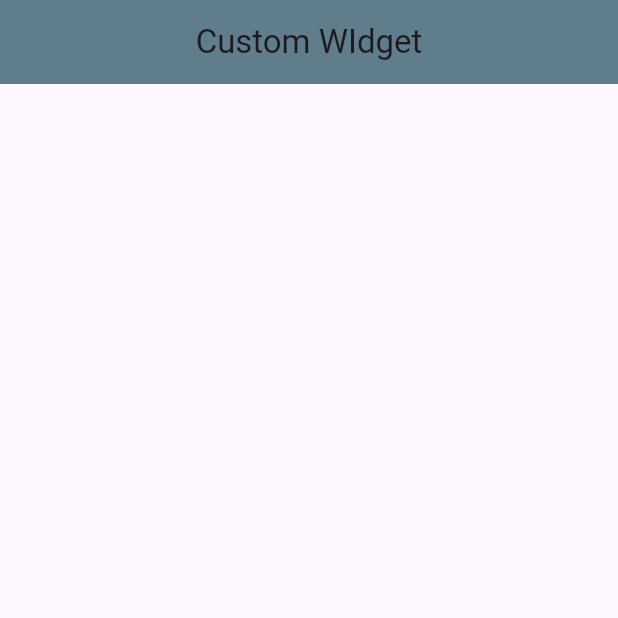
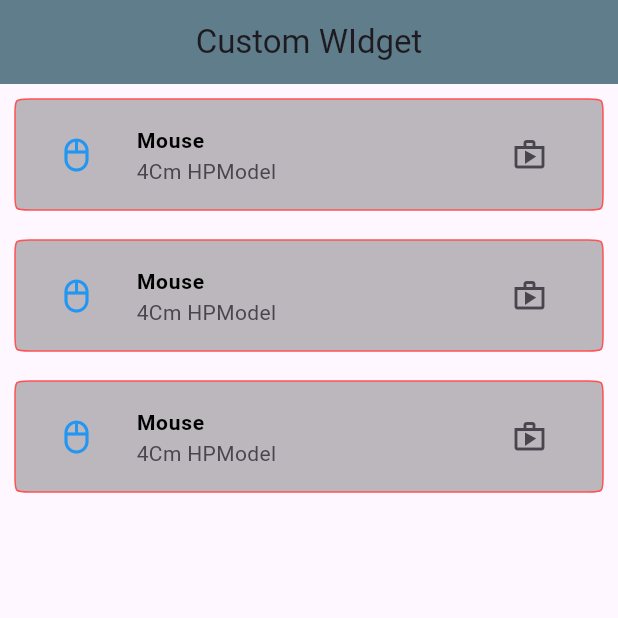
Before and after one commit to KHALEDKHLYAN/Flutter_Widgets, a Flutter app: the screen it shows after launch, on a phone screen of 412 x 824 dp, the top half of it. Run offline on Flutter 3.47's test engine with Material 3 defaults, Android fonts, the phone set to English and light mode, and no system bars.

Commit message:
Custom widget

```diff
--- a/lib/screens/code_reusing.dart
+++ b/lib/screens/code_reusing.dart
@@ -13,6 +13,91 @@
           title: const Text('Custom WIdget'),
           backgroundColor: Colors.blueGrey,
         ),
+        body: ListView(
+          children: [
+            Padding(
+              padding: const EdgeInsets.all(10.0),
+              child: ListTile(
+                tileColor: Colors.black26,
+                shape: ContinuousRectangleBorder(
+                    borderRadius: BorderRadius.circular(10),
+                    side: const BorderSide(
+                      width: 1.0,
+                      color: Colors.redAccent,
+                    )),
+                leading: IconButton(
+                  onPressed: () {},
+                  icon: const Icon(Icons.mouse_outlined),
+                  color: Colors.blue,
+                ),
+                title: const Text(
+                  'Mouse',
+                  style: TextStyle(
+                      color: Colors.black,
+                      fontSize: 14.0,
+                      fontWeight: FontWeight.bold),
+                ),
+                subtitle: const Text('4Cm HPModel'),
+                trailing: IconButton(
+                    onPressed: () {}, icon: const Icon(Icons.shop_outlined)),
+              ),
+            ),
+            Padding(
+              padding: const EdgeInsets.all(10.0),
+              child: ListTile(
+                tileColor: Colors.black26,
+                shape: ContinuousRectangleBorder(
+                    borderRadius: BorderRadius.circular(10),
+                    side: const BorderSide(
+                      width: 1.0,
+                      color: Colors.redAccent,
+                    )),
+                leading: IconButton(
+                  onPressed: () {},
+                  icon: const Icon(Icons.mouse_outlined),
+                  color: Colors.blue,
+                ),
+                title: const Text(
+                  'Mouse',
+                  style: TextStyle(
+                      color: Colors.black,
+                      fontSize: 14.0,
+                      fontWeight: FontWeight.bold),
+                ),
+                subtitle: const Text('4Cm HPModel'),
+                trailing: IconButton(
+                    onPressed: () {}, icon: const Icon(Icons.shop_outlined)),
+              ),
+            ),
+            Padding(
+              padding: const EdgeInsets.all(10.0),
+              child: ListTile(
+                tileColor: Colors.black26,
+                shape: ContinuousRectangleBorder(
+                    borderRadius: BorderRadius.circular(10),
+                    side: const BorderSide(
+                      width: 1.0,
+                      color: Colors.redAccent,
+                    )),
+                leading: IconButton(
+                  onPressed: () {},
+                  icon: const Icon(Icons.mouse_outlined),
+                  color: Colors.blue,
+                ),
+                title: const Text(
+                  'Mouse',
+                  style: TextStyle(
+                      color: Colors.black,
+                      fontSize: 14.0,
+                      fontWeight: FontWeight.bold),
+                ),
+                subtitle: const Text('4Cm HPModel'),
+                trailing: IconButton(
+                    onPressed: () {}, icon: const Icon(Icons.shop_outlined)),
+              ),
+            ),
+          ],
+        ),
       ),
     );
   }
```
